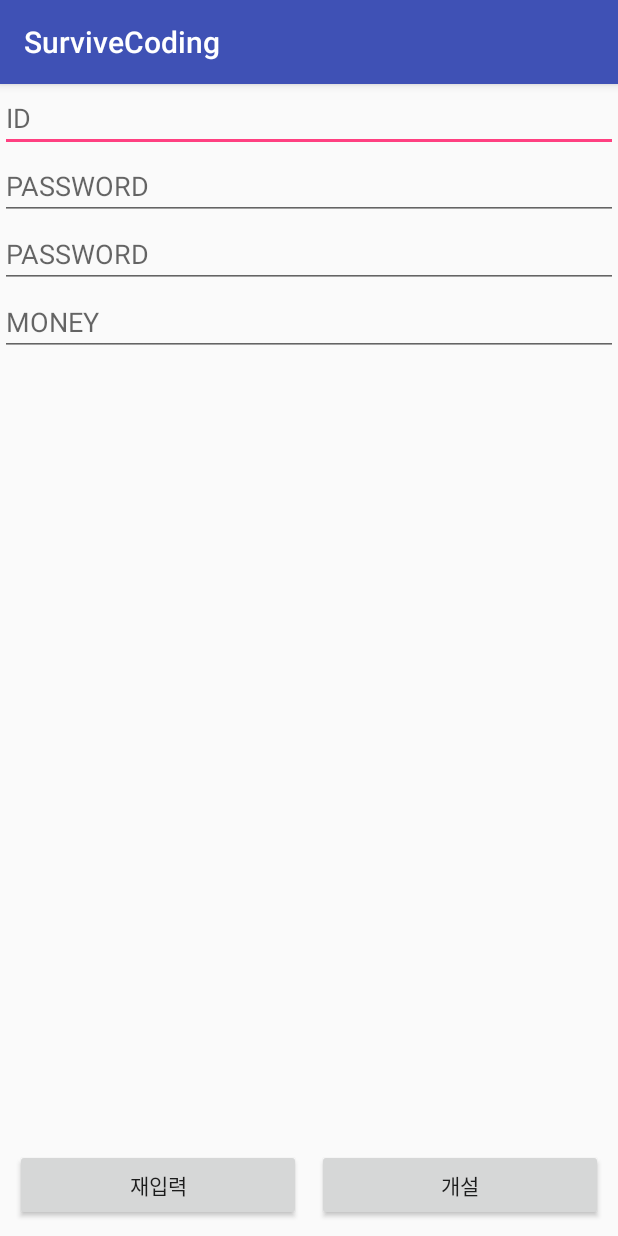
After one commit to thetrax3/SurviveCoding, an Android app: the BankRegisterActivity screen opened directly, with no data from a screen before it, on a phone screen of 412 x 824 dp. The commit adds this screen. Run offline under Robolectric (Android 15) with nearby library versions, the phone set to English and light mode, and no system bars.

Commit message:
뱅크 앱 완성

```diff
--- /dev/null
+++ b/app/src/main/java/com/example/it/survivecoding/managers/BankRegisterActivity.java
@@ -0,0 +1,32 @@
+package com.example.it.survivecoding.managers;
+
+import android.os.Bundle;
+import android.support.v7.app.AppCompatActivity;
+import android.view.View;
+import android.widget.EditText;
+
+import com.example.it.survivecoding.R;
+import com.example.it.survivecoding.models.Account;
+
+public class BankRegisterActivity extends AppCompatActivity implements View.OnClickListener {
+
+    @Override
+    protected void onCreate(Bundle savedInstanceState) {
+        super.onCreate(savedInstanceState);
+        setContentView(R.layout.bank_register);
+
+        findViewById(R.id.addBtn).setOnClickListener(this);
+    }
+
+    @Override
+    public void onClick(View view) {
+        Bank bank = Bank.newInstance();
+        String id = ((EditText) findViewById(R.id.id_register_editText)).getText().toString();
+        String pwd = ((EditText) findViewById(R.id.pwd_register_edit)).getText().toString();
+        int balance = Integer.parseInt(((EditText) findViewById(R.id.balance_register_edit)).getText().toString());
+
+        Account account = new Account(id, pwd, balance);
+        bank.open(account);
+        finish();
+    }
+}
--- a/app/src/main/java/com/example/it/survivecoding/selectApp/ListViewActivity.java
+++ b/app/src/main/java/com/example/it/survivecoding/selectApp/ListViewActivity.java
@@ -16,6 +16,7 @@ import com.example.it.survivecoding.MemoApp.MemoActivity;
 import com.example.it.survivecoding.R;
 import com.example.it.survivecoding.WeatherApp.WeatherActivity;
 import com.example.it.survivecoding.coffeeApp.MainActivity;
+import com.example.it.survivecoding.managers.BankActivity;
 
 import java.util.ArrayList;
 
@@ -43,6 +44,7 @@ public class ListViewActivity extends AppCompatActivity implements AdapterView.O
         // 2 번째 아이템 추가.
         addItem("날씨앱", "모델클래스를 활용하여 BaseAdapter 연습", WeatherActivity.class);
         addItem("메모장", "연습", MemoActivity.class);
+        addItem("은행앱", "연습", BankActivity.class);
 
         mListView.setOnItemClickListener(new AdapterView.OnItemClickListener() {
             @Override
--- /dev/null
+++ b/app/src/main/res/layout/bank_register.xml
@@ -0,0 +1,66 @@
+<?xml version="1.0" encoding="utf-8"?>
+<LinearLayout xmlns:android="http://schemas.android.com/apk/res/android"
+    android:layout_width="match_parent"
+    android:layout_height="match_parent"
+    android:orientation="vertical">
+
+    <LinearLayout
+        android:layout_width="match_parent"
+        android:layout_height="match_parent"
+        android:orientation="vertical"
+        android:layout_weight="1">
+
+        <EditText
+            android:id="@+id/id_register_editText"
+            android:layout_width="match_parent"
+            android:layout_height="wrap_content"
+            android:hint="ID" />
+
+        <EditText
+            android:id="@+id/pwd_register_edit"
+            android:layout_width="match_parent"
+            android:layout_height="wrap_content"
+            android:hint="PASSWORD"
+            android:inputType="textPassword" />
+
+        <EditText
+            android:id="@+id/pwd2_register_edit"
+            android:layout_width="match_parent"
+            android:layout_height="wrap_content"
+            android:hint="PASSWORD"
+            android:inputType="textPassword" />
+
+        <EditText
+            android:id="@+id/balance_register_edit"
+            android:layout_width="match_parent"
+            android:layout_height="wrap_content"
+            android:hint="MONEY"
+            android:inputType="number" />
+    </LinearLayout>
+
+    <LinearLayout
+        android:layout_width="match_parent"
+        android:layout_height="wrap_content"
+        android:layout_gravity="top"
+        android:layout_margin="10dp"
+        android:orientation="horizontal">
+
+        <Button
+            android:id="@+id/reset"
+            android:layout_width="match_parent"
+            android:layout_height="wrap_content"
+            android:layout_marginRight="5dp"
+            android:layout_weight="1"
+            android:text="재입력" />
+
+        <Button
+            android:id="@+id/addBtn"
+            android:layout_width="match_parent"
+            android:layout_height="wrap_content"
+            android:layout_marginLeft="5dp"
+            android:layout_weight="1"
+            android:text="개설" />
+
+    </LinearLayout>
+
+</LinearLayout>
```
Also changed, not shown: app/src/main/AndroidManifest.xml (+5 -9 lines), app/src/main/java/com/example/it/survivecoding/managers/AdminModeActivity.java (added, +102 -0 lines), app/src/main/java/com/example/it/survivecoding/managers/Bank.java (+8 -2 lines), app/src/main/java/com/example/it/survivecoding/managers/BankActivity.java (added, +63 -0 lines), app/src/main/java/com/example/it/survivecoding/managers/BankLoginActivity.java (added, +49 -0 lines), app/src/main/res/layout/admin_mode_activity.xml (added, +28 -0 lines), app/src/main/res/layout/bank_activity.xml (added, +38 -0 lines), app/src/main/res/layout/bank_login.xml (added, +43 -0 lines), app/src/main/res/layout/dialog_login.xml (added, +17 -0 lines), app/src/main/res/layout/item_account_info.xml (added, +20 -0 lines).
